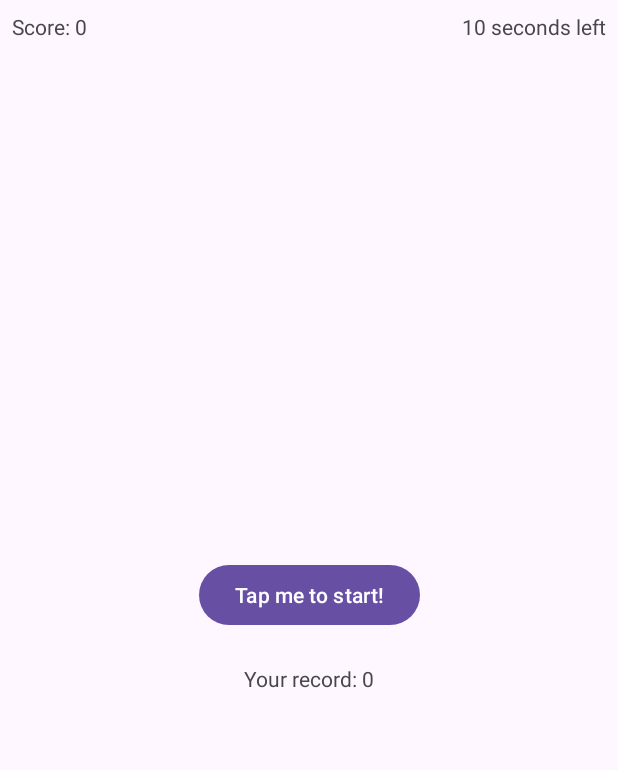
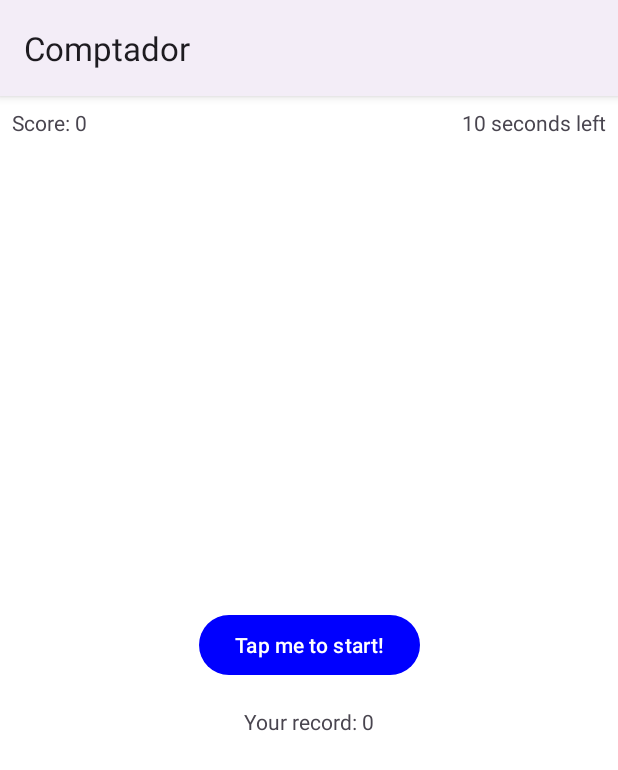
Before and after one commit to Ism1tha/MP08_Projecte_Android_1_DAM, an Android app: the MainActivity screen opened directly, with no data from a screen before it, on a phone screen of 412 x 824 dp. Shown: the top 770 px of the screen. Run offline under Robolectric (Android 15) with nearby library versions, the phone set to English and light mode, and no system bars.

Commit message:
Menu and colors

```diff
--- a/app/src/main/java/es/ismasg/comptador/MainActivity.kt
+++ b/app/src/main/java/es/ismasg/comptador/MainActivity.kt
@@ -61,7 +61,6 @@ class MainActivity : AppCompatActivity() {
         override fun onFinish() {
             disabled = false
         }
-
     }
 
     override fun onCreate(savedInstanceState: Bundle?) {
--- a/app/src/main/res/layout/activity_main.xml
+++ b/app/src/main/res/layout/activity_main.xml
@@ -55,7 +55,6 @@
         android:layout_height="wrap_content"
         android:fontFamily="sans-serif"
         android:text="TextView"
-        android:textColor="#9C27B0"
         android:textSize="50sp"
         android:textStyle="bold"
         android:typeface="normal"
--- a/app/src/main/res/values/colors.xml
+++ b/app/src/main/res/values/colors.xml
@@ -2,4 +2,27 @@
 <resources>
     <color name="black">#FF000000</color>
     <color name="white">#FFFFFFFF</color>
+    <color name="red">#FFFF0000</color>
+    <color name="green">#FF00FF00</color>
+    <color name="blue">#FF0000FF</color>
+    <color name="yellow">#FFFFFF00</color>
+    <color name="cyan">#FF00FFFF</color>
+    <color name="magenta">#FFFF00FF</color>
+    <color name="silver">#FFC0C0C0</color>
+    <color name="gray">#FF808080</color>
+    <color name="maroon">#FF800000</color>
+    <color name="olive">#FF808000</color>
+    <color name="purple">#FF800080</color>
+    <color name="teal">#FF008080</color>
+    <color name="navy">#FF000080</color>
+    <color name="purple_200">#FFBB86FC</color>
+    <color name="purple_500">#FF6200EE</color>
+    <color name="purple_700">#FF3700B3</color>
+    <color name="teal_200">#FF03DAC5</color>
+    <color name="teal_700">#FF018786</color>
+    <color name="red_700">#FFB00020</color>
+    <color name="my_dark_primary">#FF000000</color>
+    <color name="my_dark_primary_variant">#FF000000</color>
+    <color name="my_dark_on_primary">#FFFFFFFF</color>
+    <color name="my_dark_secondary">#FF018786</color>
 </resources>
--- a/app/src/main/res/values/strings.xml
+++ b/app/src/main/res/values/strings.xml
@@ -1,8 +1,6 @@
 <resources>
     <string name="app_name">Comptador</string>
-    <string name="_0">0</string>
     <string name="button">Button</string>
-    <string name="_60_segons">60 segons</string>
     <string name="score">Score</string>
     <string name="time_left">Time Left</string>
     <string name="record">Record</string>
--- a/app/src/main/res/values/themes.xml
+++ b/app/src/main/res/values/themes.xml
@@ -1,8 +1,26 @@
 <resources xmlns:tools="http://schemas.android.com/tools">
     <!-- Base application theme. -->
-    <style name="Base.Theme.Comptador" parent="Theme.Material3.DayNight.NoActionBar">
-        <!-- Customize your light theme here. -->
-        <!-- <item name="colorPrimary">@color/my_light_primary</item> -->
+    <style name="Base.Theme.Comptador" parent="Theme.Material3.DayNight">
+        <!-- Status bar color. -->
+        <item name="android:statusBarColor" tools:targetApi="l">?attr/colorPrimaryVariant</item>
+        <!-- Background color of the activity. -->
+        <item name="android:colorBackground">@color/white</item>
+        <!-- Theme colors -->
+        <item name="colorPrimary">@color/blue</item>
+        <item name="colorPrimaryVariant">@color/purple_700</item>
+        <item name="colorOnPrimary">@color/white</item>
+        <item name="colorSecondary">@color/teal_200</item>
+        <item name="colorSecondaryVariant">@color/teal_700</item>
+        <item name="colorOnSecondary">@color/black</item>
+        <item name="colorOnError">@color/red_700</item>
+        <item name="android:colorBackgroundFloating">@color/white</item>
+        <item name="android:colorForeground">@color/black</item>
+        <item name="android:colorForegroundInverse">@color/white</item>
+        <item name="android:colorAccent">@color/purple_500</item>
+        <item name="android:colorControlNormal">@color/black</item>
+        <item name="android:colorControlActivated">@color/purple_500</item>
+        <item name="android:colorControlHighlight">@color/purple_500</item>
+        <item name="android:colorButtonNormal">@color/purple_500</item>
     </style>
 
     <style name="Theme.Comptador" parent="Base.Theme.Comptador" />
```
